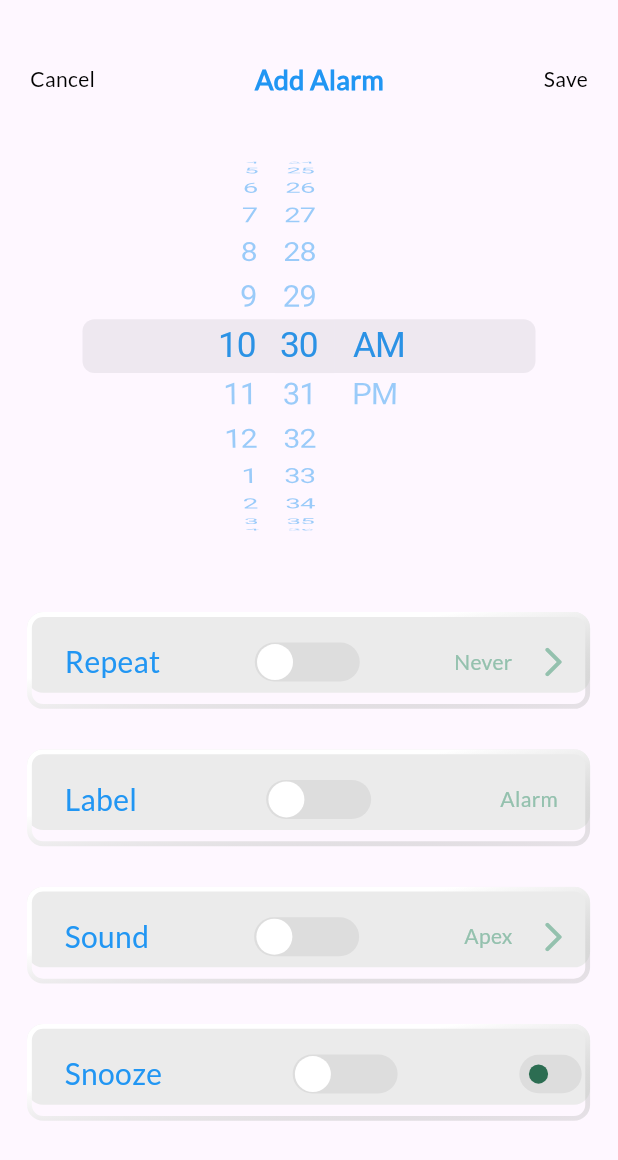
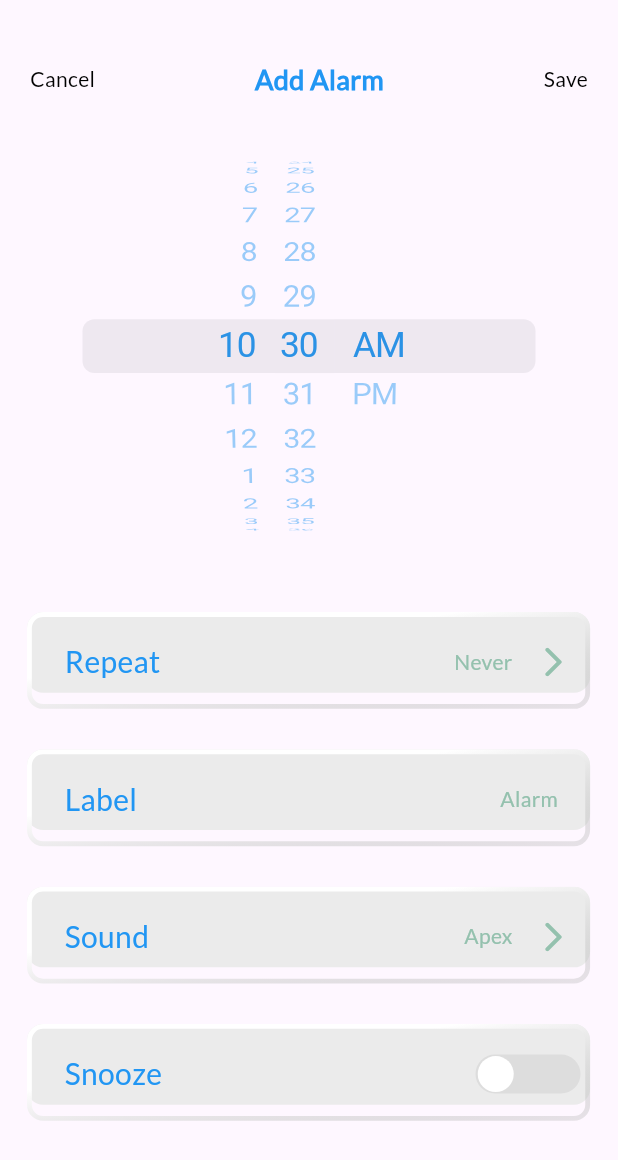
Before and after one commit to thecompletesoftech/alarmclock, a Flutter app: the AddAlram screen opened directly, on a phone screen of 412 x 824 dp. Shown: the top 1160 px of the screen. Run offline on Flutter 3.47's test engine with Material 3 defaults, Android fonts, the phone set to English and light mode, and no system bars; drawn by our look-alikes of flutter_switch; our stand-ins replace analog_clock, carousel_slider, dots_indicator, flutter_neumorphic_plus, flutter_svg, get and 3 more; missing offline and left inert: alarm; accounts and stored records are empty; key blocks and very long unbroken strings in the code were emptied for the run.

```diff
--- a/lib/Config/Import.dart
+++ b/lib/Config/Import.dart
@@ -34,3 +34,4 @@ export 'package:get_storage/get_storage.dart';
 export 'package:clockalarm/View/WorldClock/Controller/WorldController.dart';
 export 'package:alarm/alarm.dart';
 export 'package:alarm/model/alarm_settings.dart';
+export 'package:clockalarm/View/alarm/alarmController.dart';
--- a/lib/View/alarm/alarmController.dart
+++ b/lib/View/alarm/alarmController.dart
@@ -4,6 +4,7 @@ import 'package:clockalarm/Config/Import.dart';
 class AlramController extends GetxController {
   var alarms = <AlarmSettings>[].obs;
   var switchlist = [].obs;
+  var currenttime = "".obs;
   setAlarm(TimeOfDay time, snooze, BuildContext context) {
     final timeOfDay = time;
     final nextDay = DateTime.now().add(const Duration(days: 1));
@@ -24,10 +25,10 @@ class AlramController extends GetxController {
         notificationBody: 'Tap to stop',
         enableNotificationOnKill: true,
         // stopOnNotificationOpen: true,
-    );
+        androidFullScreenIntent: true);
     Alarm.set(alarmSettings: alarmSettings).then((value) {
       print(value.toString());
-      getalram();
+
       //insert to firebase
     }).then((value) {
       //get data of firebase
--- a/lib/Widgets/alarmcard.dart
+++ b/lib/Widgets/alarmcard.dart
@@ -66,7 +66,8 @@ class _AlramCardState extends State<AlramCard> {
                   ),
               ],
             ),
-            FlutterSwitch(
+            widget.showswitchorsubtile
+                ? FlutterSwitch(
                     width: 70.0,
                     height: 26.0,
                     valueFontSize: 25.0,
@@ -75,41 +76,42 @@ class _AlramCardState extends State<AlramCard> {
                     borderRadius: 30.0,
                     padding: 1.0,
                     showOnOff: false,
+                    activeColor: mycolor().darkgreen,
                     inactiveColor: !NeumorphicTheme.isUsingDark(context)
                         ? mycolor().greyscreen
                         : mycolor().darkbalck,
                     onToggle: (val) {
                       widget.onchange!(val);
                     },
-            ),
-            widget.showswitchorsubtile
-                ? Container(
-                    width: 30.0,
-                    height: 10.0,
-                    child: Transform.scale(
-                      scale: 0.8,
-                      child: Switch(
-                        onChanged: ((value) {
-                          widget.onchange!(value);
-                        }),
-                        value: widget.swicthvalue!,
-                        inactiveThumbColor: mycolor().darkgreen,
-                        inactiveTrackColor:
-                            !NeumorphicTheme.isUsingDark(context)
-                                ? mycolor().greyscreen
-                                : mycolor().darkbalck,
-                        trackOutlineColor:
-                            MaterialStateProperty.resolveWith((states) {
-                          // If the button is pressed, return green, otherwise blue
-                          if (states.contains(MaterialState.pressed)) {
-                            return Colors.transparent;
-                          }
-                          return Colors.transparent;
-                        }),
-                        activeColor: mycolor().darkgreen,
-                      ),
-                    ),
-                  ).paddingOnly(right: 5)
+                  )
+
+                // Container(
+                //     width: 30.0,
+                //     height: 10.0,
+                //     child: Transform.scale(
+                //       scale: 0.8,
+                //       child: Switch(
+                //         onChanged: ((value) {
+                //           widget.onchange!(value);
+                //         }),
+                //         value: widget.swicthvalue!,
+                //         inactiveThumbColor: mycolor().darkgreen,
+                //         inactiveTrackColor:
+                //             !NeumorphicTheme.isUsingDark(context)
+                //                 ? mycolor().greyscreen
+                //                 : mycolor().darkbalck,
+                //         trackOutlineColor:
+                //             MaterialStateProperty.resolveWith((states) {
+                //           // If the button is pressed, return green, otherwise blue
+                //           if (states.contains(MaterialState.pressed)) {
+                //             return Colors.transparent;
+                //           }
+                //           return Colors.transparent;
+                //         }),
+                //         activeColor: mycolor().darkgreen,
+                //       ),
+                //     ),
+                //   ).paddingOnly(right: 5)
                 : Row(
                     children: [
                       Container(
```
Also changed, not shown: lib/View/alarm/Alarmhome.dart (+19 -4 lines), lib/View/alarm/Clock.dart (+3 -4 lines), 6 other files. Lines whose indentation alone changed are shown as unchanged.
